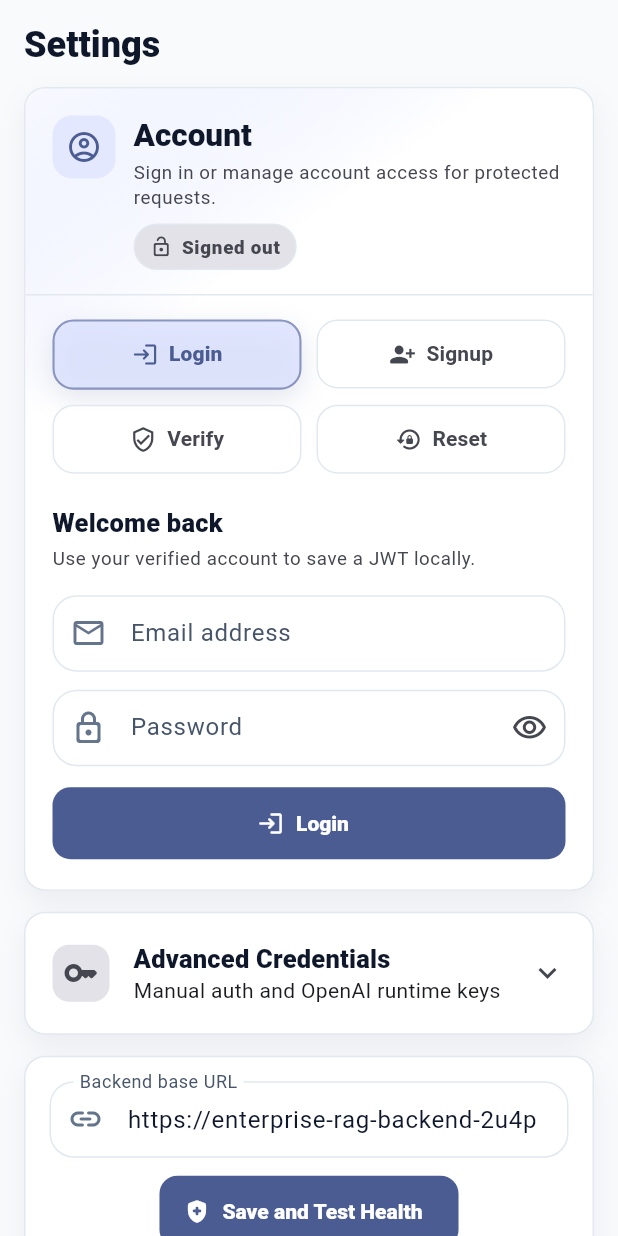
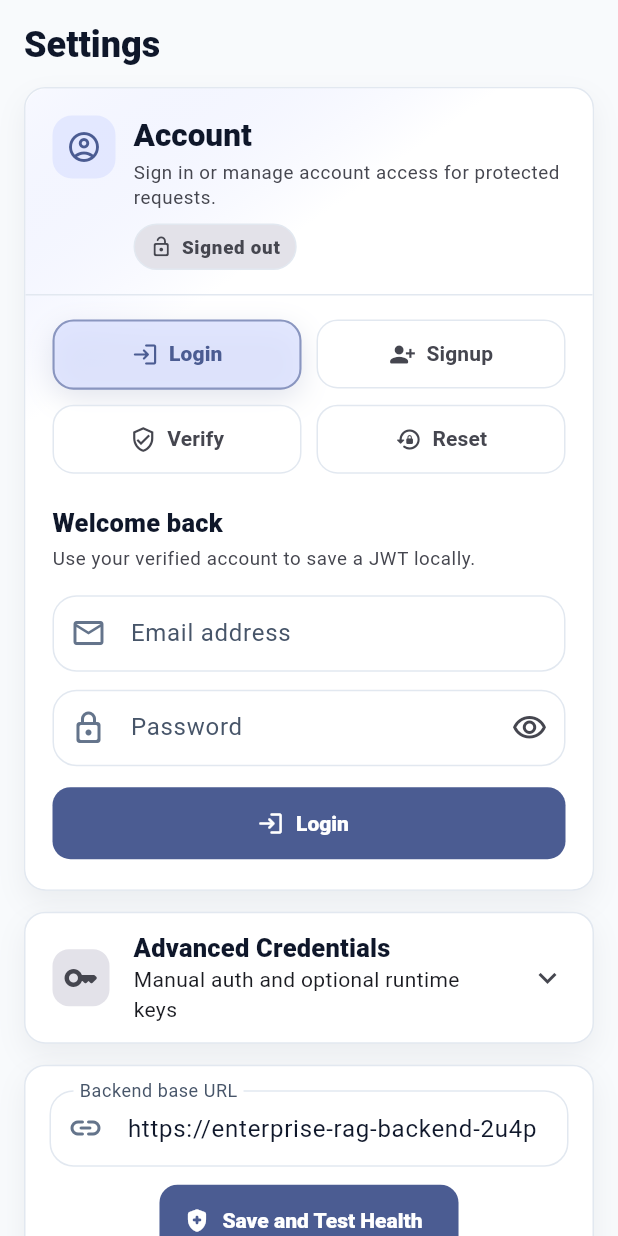
Before and after one commit to Umar2533/enterprise-agentic-rag, a Flutter app: the SettingsScreen widget shown alone on an empty page, opened directly with empty values, on a phone screen of 412 x 824 dp. Run offline on Flutter 3.47's test engine with Material 3 defaults, Android fonts, the phone set to English and light mode, and no system bars; network calls fail.

Commit message:
Align mobile provider flow with web frontend

```diff
--- a/enterprise_rag_system/mobile/lib/core/constants/api_constants.dart
+++ b/enterprise_rag_system/mobile/lib/core/constants/api_constants.dart
@@ -113,4 +113,19 @@ class ApiConstants {
     'sentence-transformers',
     'sentence_transformers',
   ];
+
+  static String embeddingProviderLabel(String provider) {
+    switch (provider.trim().toLowerCase()) {
+      case 'cloudflare':
+        return 'Cloudflare Workers AI';
+      case 'openai':
+        return 'OpenAI';
+      case 'huggingface':
+      case 'sentence-transformers':
+      case 'sentence_transformers':
+        return 'HuggingFace Local';
+      default:
+        return provider;
+    }
+  }
 }
--- a/enterprise_rag_system/mobile/lib/features/home/presentation/home_screen.dart
+++ b/enterprise_rag_system/mobile/lib/features/home/presentation/home_screen.dart
@@ -320,9 +320,9 @@ class _StatsRow extends StatelessWidget {
       children: [
         Expanded(
           child: _StatCard(
-            value: openAiActive ? 'Active' : 'Missing',
-            label: 'OPENAI',
-            color: openAiActive ? _HomePalette.cyan : _HomePalette.amber,
+            value: openAiActive ? 'Active' : 'Optional',
+            label: 'BYOK',
+            color: openAiActive ? _HomePalette.cyan : _HomePalette.muted,
           ),
         ),
         const SizedBox(width: 8),
--- a/enterprise_rag_system/mobile/lib/features/knowledge_base/presentation/knowledge_base_screen.dart
+++ b/enterprise_rag_system/mobile/lib/features/knowledge_base/presentation/knowledge_base_screen.dart
@@ -309,7 +309,9 @@ class _KnowledgeBaseScreenState extends State<KnowledgeBaseScreen> {
                     .map(
                       (provider) => DropdownMenuItem(
                         value: provider,
-                        child: Text(provider),
+                        child: Text(
+                          ApiConstants.embeddingProviderLabel(provider),
+                        ),
                       ),
                     )
                     .toList(),
--- a/enterprise_rag_system/mobile/lib/features/settings/presentation/settings_screen.dart
+++ b/enterprise_rag_system/mobile/lib/features/settings/presentation/settings_screen.dart
@@ -101,8 +101,8 @@ class _SettingsScreenState extends State<SettingsScreen> {
     if (mounted) {
       setState(() {
         _credentialMessage = widget.session.hasActiveOpenAiKey
-            ? 'OpenAI Runtime Key Active'
-            : 'OpenAI Runtime Key Missing';
+            ? 'Optional OpenAI Runtime Key Active'
+            : 'OpenAI Runtime Key Optional';
       });
     }
   }
@@ -321,8 +321,13 @@ class _SettingsScreenState extends State<SettingsScreen> {
         setState(() {
           _checking = false;
           _healthMessage =
-              '${health.app} online. Vector DB: ${health.vectorDbProvider}. Embedding: ${health.embeddingProvider}.';
+              '${health.app} online. Vector DB: ${health.vectorDbProvider}. Embedding: ${ApiConstants.embeddingProviderLabel(health.embeddingProvider)}.';
         });
+        if (ApiConstants.supportedEmbeddingProviders.contains(
+          health.embeddingProvider,
+        )) {
+          await widget.session.setEmbeddingProvider(health.embeddingProvider);
+        }
       }
     } catch (error) {
       if (mounted) {
@@ -983,7 +988,7 @@ class _SettingsScreenState extends State<SettingsScreen> {
             fontWeight: FontWeight.w900,
           ),
         ),
-        subtitle: const Text('Manual auth and OpenAI runtime keys'),
+        subtitle: const Text('Manual auth and optional runtime keys'),
         children: [
           Align(
             alignment: Alignment.centerLeft,
@@ -1022,7 +1027,7 @@ class _SettingsScreenState extends State<SettingsScreen> {
           TextField(
             controller: _openAiApiKeyController,
             decoration: const InputDecoration(
-              labelText: 'OpenAI API Key (required for Upload + Chat)',
+              labelText: 'OpenAI API Key (optional BYOK)',
               prefixIcon: Icon(Icons.auto_awesome_rounded),
             ),
             obscureText: true,
@@ -1035,8 +1040,8 @@ class _SettingsScreenState extends State<SettingsScreen> {
             alignment: Alignment.centerLeft,
             child: StatusBadge(
               label: widget.session.hasActiveOpenAiKey
-                  ? 'OpenAI Runtime Key Active'
-                  : 'OpenAI Runtime Key Missing',
+                  ? 'Optional OpenAI Runtime Key Active'
+                  : 'OpenAI Runtime Key Optional',
               color: widget.session.hasActiveOpenAiKey
                   ? const Color(0xFF15803D)
                   : const Color(0xFFB45309),
@@ -1196,7 +1201,9 @@ class _SettingsScreenState extends State<SettingsScreen> {
                       .map(
                         (provider) => DropdownMenuItem(
                           value: provider,
-                          child: Text(provider),
+                          child: Text(
+                            ApiConstants.embeddingProviderLabel(provider),
+                          ),
                         ),
                       )
                       .toList(),
--- a/enterprise_rag_system/mobile/lib/features/upload/presentation/upload_screen.dart
+++ b/enterprise_rag_system/mobile/lib/features/upload/presentation/upload_screen.dart
@@ -242,7 +242,9 @@ class _UploadScreenState extends State<UploadScreen> {
                       .map(
                         (provider) => DropdownMenuItem(
                           value: provider,
-                          child: Text(provider),
+                          child: Text(
+                            ApiConstants.embeddingProviderLabel(provider),
+                          ),
                         ),
                       )
                       .toList(),
```
